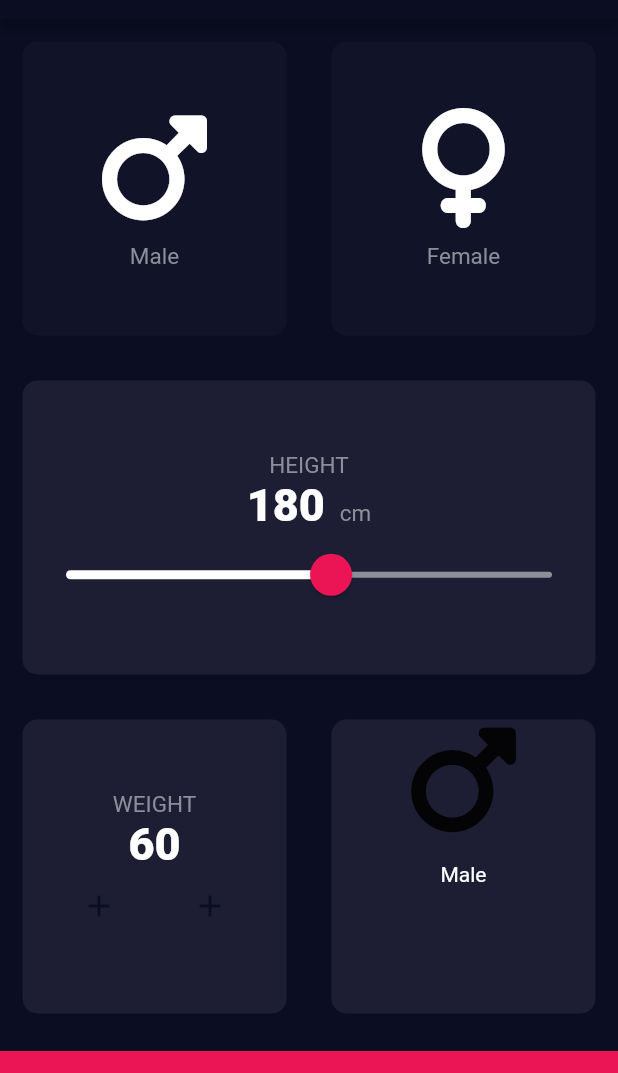
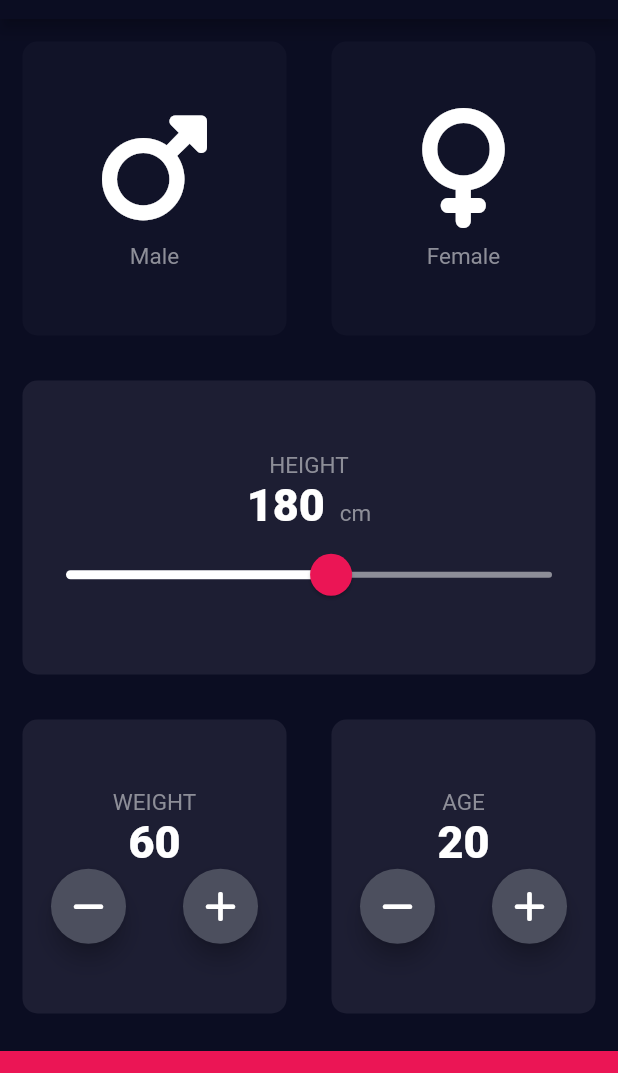
Before and after one commit to gartservice/bmi_calculator, a Flutter app: the screen it shows after launch, on a phone screen of 412 x 824 dp, the part 65-1138 px from its top. Run offline on Flutter 3.47's test engine with Material 2 defaults, Android fonts, the phone set to English and light mode, and no system bars; our stand-ins replace font_awesome_flutter.

Commit message:
Age actions was added

```diff
--- a/lib/input_page.dart
+++ b/lib/input_page.dart
@@ -20,6 +20,18 @@ class _InputPageState extends State<InputPage> {
   int height = kStartHeight;
   int weight = 60;
   int age = 20;
+
+  void weightChange(String button) {
+    if (button == '+') {
+      setState(() {
+        weight++;
+      });
+    } else if (button == '-') {
+      setState(() {
+        weight--;
+      });
+    }
+  }
 
   @override
   Widget build(BuildContext context) {
@@ -105,7 +117,7 @@ class _InputPageState extends State<InputPage> {
                             thumbColor: Color(0xFFEB1555),
                             overlayColor: Color(0x1FEB1555),
                             thumbShape:
-                            RoundSliderThumbShape(enabledThumbRadius: 14.0),
+                            RoundSliderThumbShape(enabledThumbRadius: 14.0,),
                             overlayShape:
                             RoundSliderOverlayShape(overlayRadius: 29.0),
                           ),
@@ -148,21 +160,23 @@ class _InputPageState extends State<InputPage> {
                           style: kNumberTextStyle,
                         ),
                         Row(
-                          mainAxisAlignment: MainAxisAlignment.center,
+                          mainAxisAlignment: MainAxisAlignment.spaceAround,
                           children: [
-                            TextButton(
-                              onPressed: () {},
-                              child: Icon(Icons.add),
-
-
-                              ),
-
-                            SizedBox(
-                              width: 10.0,
+                            RoundIconButton(
+                              icon: FontAwesomeIcons.minus,
+                              onPressed: () {
+                                setState(() {
+                                  weight--;
+                                });
+                              },
                             ),
-                            TextButton(
-                              onPressed: () {},
-                              child: Icon(Icons.add),
+                            RoundIconButton(
+                              icon: FontAwesomeIcons.plus,
+                              onPressed: () {
+                                setState(() {
+                                  weight++;
+                                });
+                              },
                             ),
                           ],
                         ),
@@ -172,18 +186,40 @@ class _InputPageState extends State<InputPage> {
                 ),
                 Expanded(
                   child: ReusableCard(
+                    onPress: () {},
                     colour: kActiveCardColour,
-                    onPress: () {},
                     cardChild: Column(
+                      mainAxisAlignment: MainAxisAlignment.center,
                       children: [
-                        Icon(
-                          FontAwesomeIcons.mars,
-                          size: 80.0,
+                        Text(
+                          'AGE',
+                          style: kLabelTextStyle,
                         ),
-                        SizedBox(
-                          height: 15.0,
+                        Text(
+                          age.toString(),
+                          style: kNumberTextStyle,
                         ),
-                        Text('Male')
+                        Row(
+                          mainAxisAlignment: MainAxisAlignment.spaceAround,
+                          children: [
+                            RoundIconButton(
+                              icon: FontAwesomeIcons.minus,
+                              onPressed: () {
+                                setState(() {
+                                  age--;
+                                });
+                              },
+                            ),
+                            RoundIconButton(
+                              icon: FontAwesomeIcons.plus,
+                              onPressed: () {
+                                setState(() {
+                                  age++;
+                                });
+                              },
+                            ),
+                          ],
+                        ),
                       ],
                     ),
                   ),
@@ -204,24 +240,25 @@ class _InputPageState extends State<InputPage> {
 }
 
 class RoundIconButton extends StatelessWidget {
-  final Widget child;
-  RoundIconButton({required this.child});
+  final IconData icon;
+  final VoidCallback onPressed;
+
+  RoundIconButton({required this.icon, required this.onPressed});
 
   @override
   Widget build(BuildContext context) {
     return RawMaterialButton(
-      child: child,
-      onPressed: () {},
+      child: Icon(icon, color: Colors.white),
+      onPressed: onPressed,
       elevation: 6.0,
       constraints: BoxConstraints(
-          minWidth: 88.0,
-          minHeight: 36.0
+          minWidth: 50.0,
+          minHeight: 50.0
       ),
       shape: CircleBorder(),
       fillColor: Color(0xFF4C4F5E),
 
 
-
     );
   }
 }
```
